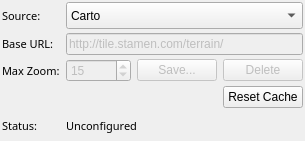
Above: tile_map/src/tile_map_config.ui from ros2-gbp/mapviz-release before the change. Below: the same form after it.
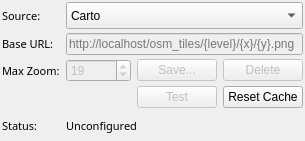
That is the form after the change.

```diff
--- a/tile_map/src/tile_map_config.ui
+++ b/tile_map/src/tile_map_config.ui
@@ -81,6 +81,25 @@
      </property>
     </widget>
    </item>
+   <item row="5" column="2">
+    <widget class="QPushButton" name="test_button">
+     <property name="enabled">
+      <bool>false</bool>
+     </property>
+     <property name="sizePolicy">
+      <sizepolicy hsizetype="Fixed" vsizetype="Fixed">
+       <horstretch>0</horstretch>
+       <verstretch>0</verstretch>
+      </sizepolicy>
+     </property>
+     <property name="toolTip">
+      <string>Request a single tile from this source and report the result below.</string>
+     </property>
+     <property name="text">
+      <string>Test</string>
+     </property>
+    </widget>
+   </item>
    <item row="5" column="3">
     <widget class="QPushButton" name="reset_cache_button">
      <property name="sizePolicy">
@@ -153,7 +172,13 @@
       <bool>false</bool>
      </property>
      <property name="text">
-      <string>http://tile.stamen.com/terrain/</string>
+      <string/>
+     </property>
+     <property name="placeholderText">
+      <string>http://localhost/osm_tiles/{level}/{x}/{y}.png</string>
+     </property>
+     <property name="toolTip">
+      <string>Tile URL template.  {level} (or {z}), {x} and {y} are replaced with the tile coordinates.  file:// URLs work for tiles on disk.</string>
      </property>
     </widget>
    </item>
@@ -213,8 +238,17 @@
        <verstretch>0</verstretch>
       </sizepolicy>
      </property>
+     <property name="toolTip">
+      <string>Deepest zoom level this source provides tiles for.</string>
+     </property>
+     <property name="minimum">
+      <number>1</number>
+     </property>
+     <property name="maximum">
+      <number>22</number>
+     </property>
      <property name="value">
-      <number>15</number>
+      <number>19</number>
      </property>
     </widget>
    </item>
```
